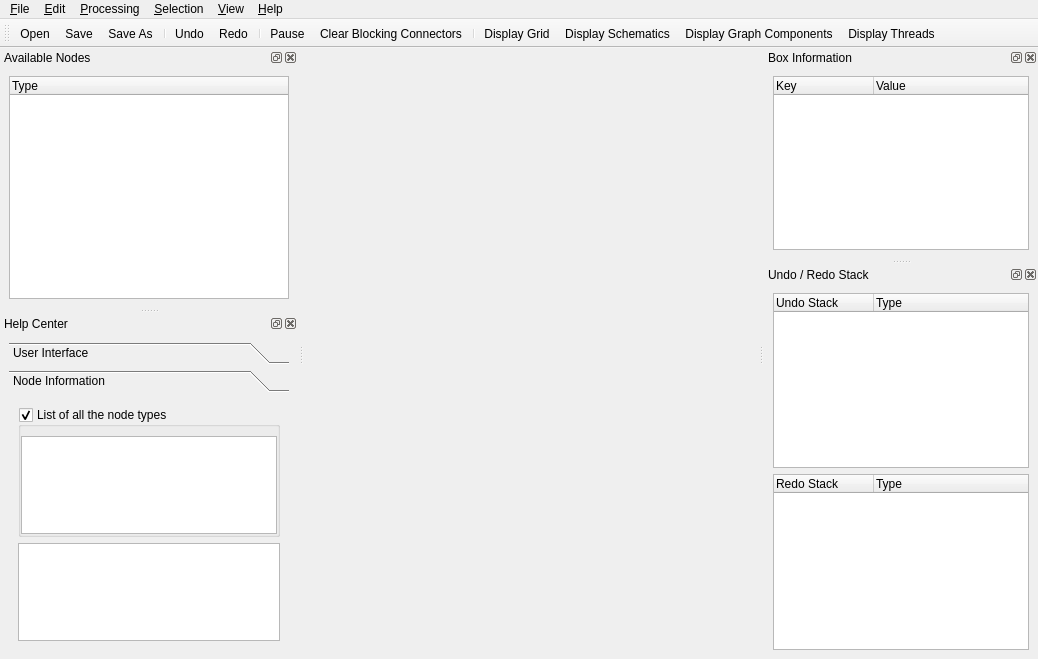
First picture: the form in src/csapex/ui/csapex_window.ui, repository cogsys-tuebingen/csapex, before the edit.
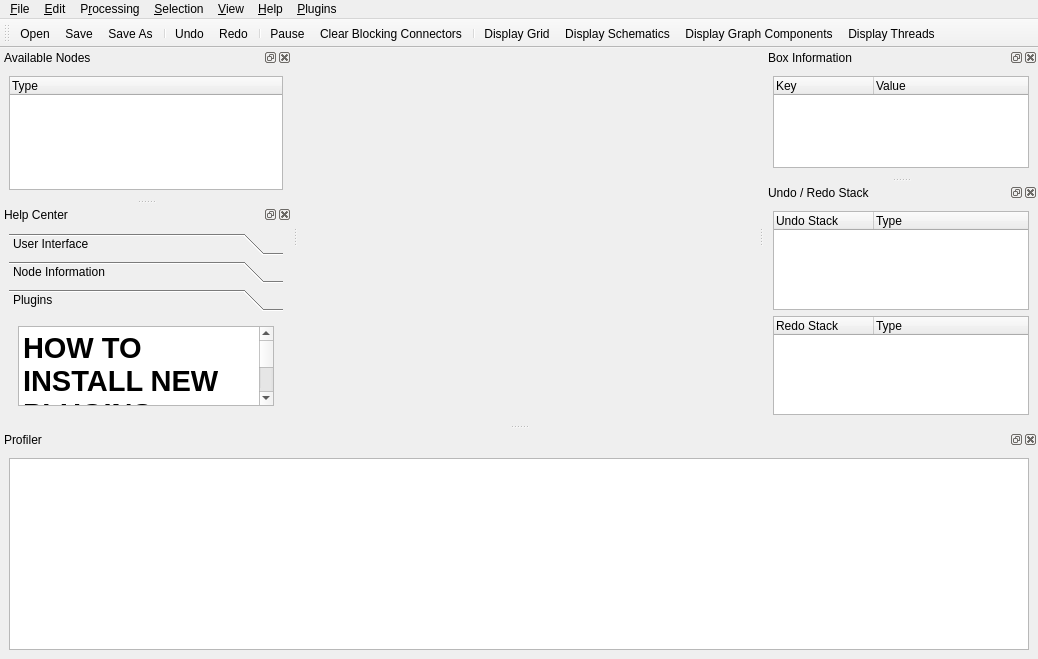
Second picture: the form after the edit. Icons and pictures are not drawn.

Commit message: added plugin menu; plugins can selectively be ignored

What changed in the file:
```diff
--- a/src/csapex/ui/csapex_window.ui
+++ b/src/csapex/ui/csapex_window.ui
@@ -45,7 +45,7 @@
      <x>0</x>
      <y>0</y>
      <width>1038</width>
-     <height>25</height>
+     <height>22</height>
     </rect>
    </property>
    <widget class="QMenu" name="menuFile">
@@ -102,17 +102,36 @@
    </widget>
    <widget class="QMenu" name="menuProcessing">
     <property name="title">
-     <string>&amp;Processing</string>
+     <string>P&amp;rocessing</string>
     </property>
     <addaction name="actionPause"/>
     <addaction name="actionClearBlock"/>
    </widget>
+   <widget class="QMenu" name="menuPlugins">
+    <property name="title">
+     <string>&amp;Plugins</string>
+    </property>
+    <widget class="QMenu" name="menu_Available_Plugins">
+     <property name="title">
+      <string>&amp;Available Plugins</string>
+     </property>
+     <property name="icon">
+      <iconset resource="../res/csapex_resources.qrc">
+       <normaloff>:/plugin.png</normaloff>:/plugin.png</iconset>
+     </property>
+     <addaction name="actionDeselect_plugins_to_ignore_them"/>
+     <addaction name="separator"/>
+    </widget>
+    <addaction name="menu_Available_Plugins"/>
+    <addaction name="action_How_to_install"/>
+   </widget>
    <addaction name="menuFile"/>
    <addaction name="menuEdit"/>
    <addaction name="menuProcessing"/>
    <addaction name="menuSelection"/>
    <addaction name="menuView"/>
    <addaction name="menuHelp"/>
+   <addaction name="menuPlugins"/>
   </widget>
   <widget class="QToolBar" name="Tools">
    <property name="windowTitle">
@@ -250,7 +269,7 @@
      <item>
       <widget class="QToolBox" name="help_toolbox">
        <property name="currentIndex">
-        <number>1</number>
+        <number>2</number>
        </property>
        <widget class="QWidget" name="ui">
         <property name="geometry">
@@ -338,8 +357,8 @@
          <rect>
           <x>0</x>
           <y>0</y>
-          <width>282</width>
-          <height>302</height>
+          <width>218</width>
+          <height>199</height>
          </rect>
         </property>
         <attribute name="icon">
@@ -397,11 +416,79 @@
          </item>
         </layout>
        </widget>
+       <widget class="QWidget" name="plugins">
+        <property name="geometry">
+         <rect>
+          <x>0</x>
+          <y>0</y>
+          <width>274</width>
+          <height>89</height>
+         </rect>
+        </property>
+        <attribute name="icon">
+         <iconset resource="../res/csapex_resources.qrc">
+          <normaloff>:/add_node.png</normaloff>:/add_node.png</iconset>
+        </attribute>
+        <attribute name="label">
+         <string>Plugins</string>
+        </attribute>
+        <layout class="QVBoxLayout" name="verticalLayout_10">
+         <item>
+          <widget class="QTextBrowser" name="text_plugins">
+           <property name="html">
+            <string>&lt;!DOCTYPE HTML PUBLIC &quot;-//W3C//DTD HTML 4.0//EN&quot; &quot;http://www.w3.org/TR/REC-html40/strict.dtd&quot;&gt;
+&lt;html&gt;&lt;head&gt;&lt;meta name=&quot;qrichtext&quot; content=&quot;1&quot; /&gt;&lt;style type=&quot;text/css&quot;&gt;
+p, li { white-space: pre-wrap; }
+&lt;/style&gt;&lt;/head&gt;&lt;body style=&quot; font-family:'Ubuntu'; font-size:11pt; font-weight:400; font-style:normal;&quot;&gt;
+&lt;p style=&quot; margin-top:12px; margin-bottom:12px; margin-left:0px; margin-right:0px; -qt-block-indent:0; text-indent:0px;&quot;&gt;&lt;span style=&quot; font-size:22pt; font-weight:600;&quot;&gt;HOW TO INSTALL NEW PLUGINS&lt;/span&gt;&lt;/p&gt;
+&lt;p style=&quot; margin-top:12px; margin-bottom:12px; margin-left:0px; margin-right:0px; -qt-block-indent:0; text-indent:0px;&quot;&gt;This guide explains how to install plugins. &lt;br /&gt;&lt;/p&gt;
+&lt;p style=&quot; margin-top:12px; margin-bottom:12px; margin-left:0px; margin-right:0px; -qt-block-indent:0; text-indent:0px;&quot;&gt;&lt;span style=&quot; font-size:16pt; font-weight:600;&quot;&gt;INSTALL A &amp;quot;BOOT&amp;quot; PLUGIN&lt;/span&gt;&lt;br /&gt;&lt;/p&gt;
+&lt;p style=&quot; margin-top:12px; margin-bottom:12px; margin-left:0px; margin-right:0px; -qt-block-indent:0; text-indent:0px;&quot;&gt;Boot plugins are raw plugins that are loaded when the program is started.&lt;/p&gt;
+&lt;p style=&quot; margin-top:12px; margin-bottom:12px; margin-left:0px; margin-right:0px; -qt-block-indent:0; text-indent:0px;&quot;&gt;To install one, simply follow these steps:&lt;/p&gt;
+&lt;p style=&quot;-qt-paragraph-type:empty; margin-top:12px; margin-bottom:12px; margin-left:0px; margin-right:0px; -qt-block-indent:0; text-indent:0px;&quot;&gt;&lt;br /&gt;&lt;/p&gt;
+&lt;p style=&quot; margin-top:12px; margin-bottom:12px; margin-left:0px; margin-right:0px; -qt-block-indent:0; text-indent:0px;&quot;&gt;&lt;span style=&quot; font-weight:600;&quot;&gt;LINUX:&lt;/span&gt;&lt;/p&gt;
+&lt;p style=&quot; margin-top:12px; margin-bottom:12px; margin-left:0px; margin-right:0px; -qt-block-indent:0; text-indent:0px;&quot;&gt;	create the directory ~/.csapex/boot&lt;/p&gt;
+&lt;p style=&quot; margin-top:12px; margin-bottom:12px; margin-left:0px; margin-right:0px; -qt-block-indent:0; text-indent:0px;&quot;&gt;	create a link to the plugin library, e.g. &lt;br /&gt;		~/.csapex/boot/libcsapex_ros_boot.so -&amp;gt; ~/ws/apex/devel/lib/libcsapex_ros_boot.so&lt;/p&gt;
+&lt;p style=&quot; margin-top:12px; margin-bottom:12px; margin-left:0px; margin-right:0px; -qt-block-indent:0; text-indent:0px;&quot;&gt;&lt;br /&gt;&lt;/p&gt;
+&lt;p style=&quot; margin-top:12px; margin-bottom:12px; margin-left:0px; margin-right:0px; -qt-block-indent:0; text-indent:0px;&quot;&gt;&lt;span style=&quot; font-size:16pt; font-weight:600;&quot;&gt;NON-BOOT-PLUGINS USING ROS&lt;/span&gt;&lt;/p&gt;
+&lt;p style=&quot; margin-top:12px; margin-bottom:12px; margin-left:0px; margin-right:0px; -qt-block-indent:0; text-indent:0px;&quot;&gt;Create a catkin_package&lt;/p&gt;
+&lt;p style=&quot; margin-top:12px; margin-bottom:12px; margin-left:0px; margin-right:0px; -qt-block-indent:0; text-indent:0px;&quot;&gt;	catkin_create_pkg &lt;span style=&quot; font-weight:600; color:#ff6868;&quot;&gt;my_plugins&lt;/span&gt; csapex csapex_ros&lt;br /&gt;&lt;/p&gt;
+&lt;p style=&quot; margin-top:12px; margin-bottom:12px; margin-left:0px; margin-right:0px; -qt-block-indent:0; text-indent:0px;&quot;&gt;Create a plugins meta file&lt;/p&gt;
+&lt;p style=&quot; margin-top:12px; margin-bottom:12px; margin-left:0px; margin-right:0px; -qt-block-indent:0; text-indent:0px;&quot;&gt;	roscd &lt;span style=&quot; font-weight:600; color:#ff6868;&quot;&gt;my_plugins&lt;br /&gt;	&lt;/span&gt;touch plugins.xml&lt;br /&gt;	Enter into package.xml:&lt;/p&gt;
+&lt;p style=&quot; margin-top:12px; margin-bottom:12px; margin-left:0px; margin-right:0px; -qt-block-indent:0; text-indent:0px;&quot;&gt;&lt;span style=&quot; font-family:'Courier New,courier';&quot;&gt;	&amp;lt;export&amp;gt;&lt;br /&gt;	    &amp;lt;csapex plugin=&amp;quot;${prefix}/plugins.xml&amp;quot; /&amp;gt;&lt;br /&gt;	&amp;lt;/export&amp;gt;&lt;/span&gt;&lt;/p&gt;
+&lt;p style=&quot; margin-top:12px; margin-bottom:12px; margin-left:0px; margin-right:0px; -qt-block-indent:0; text-indent:0px;&quot;&gt;&lt;br /&gt;&lt;/p&gt;
+&lt;p style=&quot; margin-top:12px; margin-bottom:12px; margin-left:0px; margin-right:0px; -qt-block-indent:0; text-indent:0px;&quot;&gt;Enter into plugins.xml:&lt;/p&gt;
+&lt;p style=&quot; margin-top:12px; margin-bottom:12px; margin-left:0px; margin-right:0px; -qt-block-indent:0; text-indent:0px;&quot;&gt;&lt;a name=&quot;LC1&quot;&gt;&lt;/a&gt;&lt;span style=&quot; font-family:'Courier New,courier';&quot;&gt;	&lt;/span&gt;&lt;span style=&quot; font-family:'Courier New,courier';&quot;&gt;&amp;lt;library path=&amp;quot;lib&lt;/span&gt;&lt;span style=&quot; font-weight:600; color:#ff6868;&quot;&gt;my_plugins&lt;/span&gt;&lt;span style=&quot; font-family:'Courier New,courier';&quot;&gt;&amp;quot;&amp;gt;&amp;lt;/library&amp;gt;&lt;/span&gt;&lt;/p&gt;
+&lt;p style=&quot; margin-top:12px; margin-bottom:12px; margin-left:0px; margin-right:0px; -qt-block-indent:0; text-indent:0px;&quot;&gt;Now &lt;span style=&quot; font-weight:600;&quot;&gt;lib&lt;/span&gt;&lt;span style=&quot; font-weight:600; color:#ff6868;&quot;&gt;my_plugins&lt;/span&gt;&lt;span style=&quot; font-weight:600;&quot;&gt;.so&lt;/span&gt; will be loaded.&lt;br /&gt;&lt;/p&gt;
+&lt;p style=&quot; margin-top:12px; margin-bottom:12px; margin-left:0px; margin-right:0px; -qt-block-indent:0; text-indent:0px;&quot;&gt;TODO: describe how to create nodes&lt;/p&gt;&lt;/body&gt;&lt;/html&gt;</string>
+           </property>
+          </widget>
+         </item>
+        </layout>
+       </widget>
       </widget>
      </item>
     </layout>
    </widget>
   </widget>
+  <widget class="QDockWidget" name="Profiler">
+   <property name="allowedAreas">
+    <set>Qt::AllDockWidgetAreas</set>
+   </property>
+   <property name="windowTitle">
+    <string>Profiler</string>
+   </property>
+   <attribute name="dockWidgetArea">
+    <number>8</number>
+   </attribute>
+   <widget class="QWidget" name="dockWidgetContents_2">
+    <layout class="QVBoxLayout" name="verticalLayout_9">
+     <item>
+      <widget class="QGraphicsView" name="profiler_timeline_view"/>
+     </item>
+    </layout>
+   </widget>
+  </widget>
   <action name="actionSave">
    <property name="icon">
     <iconset resource="../res/csapex_resources.qrc">
```
Left out of the diff: 23 changed lines with no effect on the pictures. The commit also changes 20 other files.
